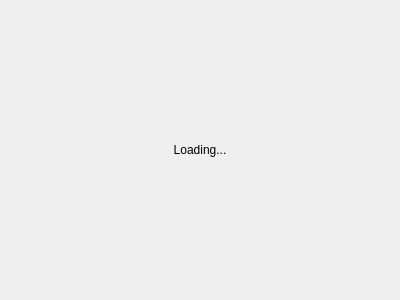
Old version of the form dashboard/src/loading.ui in the repository ChrisVilches/Qt5-Examples-Templates.
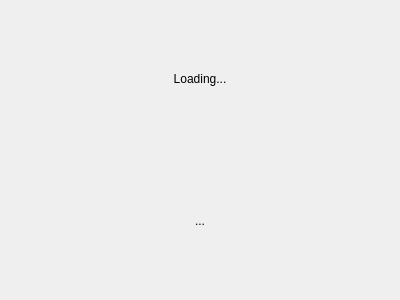
New version of the form.

Diff of the .ui file:
```diff
--- a/dashboard/src/loading.ui
+++ b/dashboard/src/loading.ui
@@ -26,6 +26,16 @@
        </property>
       </widget>
      </item>
+     <item row="1" column="0">
+      <widget class="QLabel" name="gifLabel">
+       <property name="text">
+        <string>...</string>
+       </property>
+       <property name="alignment">
+        <set>Qt::AlignCenter</set>
+       </property>
+      </widget>
+     </item>
     </layout>
    </item>
   </layout>
```
